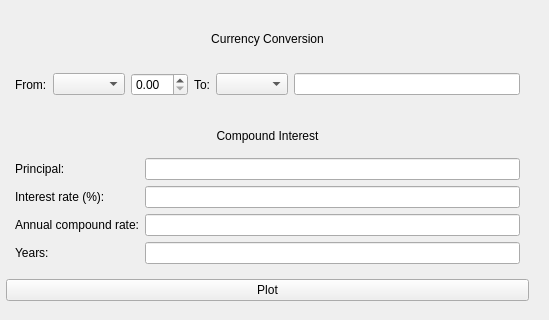
First picture: the form in app/calculator.ui, repository ebaustria/financial_calculator, before the edit; both pictures show x 567 to 1116 and y 0 to 320 of the 1116 by 765 pixel window.
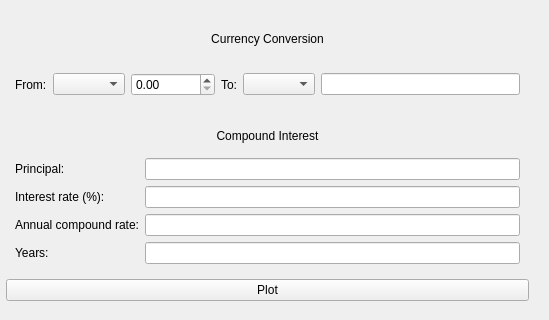
Second picture: the form after the edit. Custom widgets are drawn as their Qt base class.

The edit to the form file:
```diff
--- a/app/calculator.ui
+++ b/app/calculator.ui
@@ -113,7 +113,11 @@
           </widget>
          </item>
          <item>
-          <widget class="QDoubleSpinBox" name="fromCurrencySpinBox"/>
+          <widget class="QDoubleSpinBox" name="fromCurrencySpinBox">
+           <property name="maximum">
+            <double>1000000.000000000000000</double>
+           </property>
+          </widget>
          </item>
          <item>
           <widget class="QLabel" name="toCurrencyLabel">
@@ -134,6 +138,9 @@
          </item>
          <item>
           <widget class="QLineEdit" name="currencyConversionResult">
+           <property name="text">
+            <string/>
+           </property>
            <property name="readOnly">
             <bool>true</bool>
            </property>
```
Left out of the diff: 3 changed lines with no effect on the pictures.
